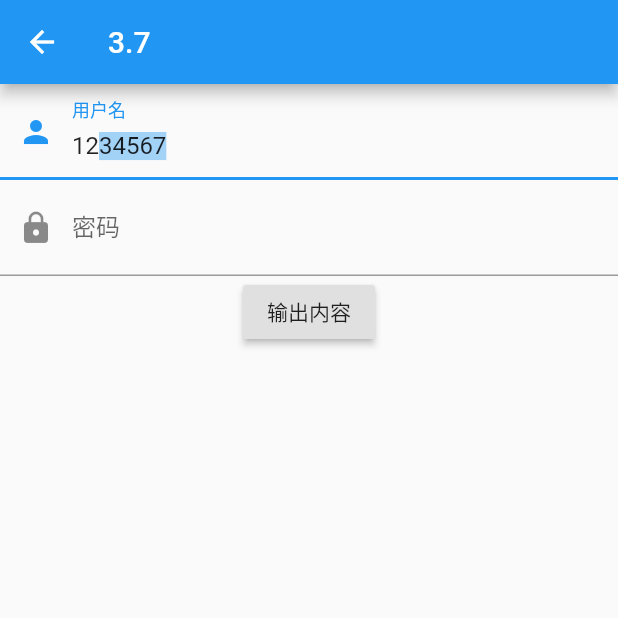
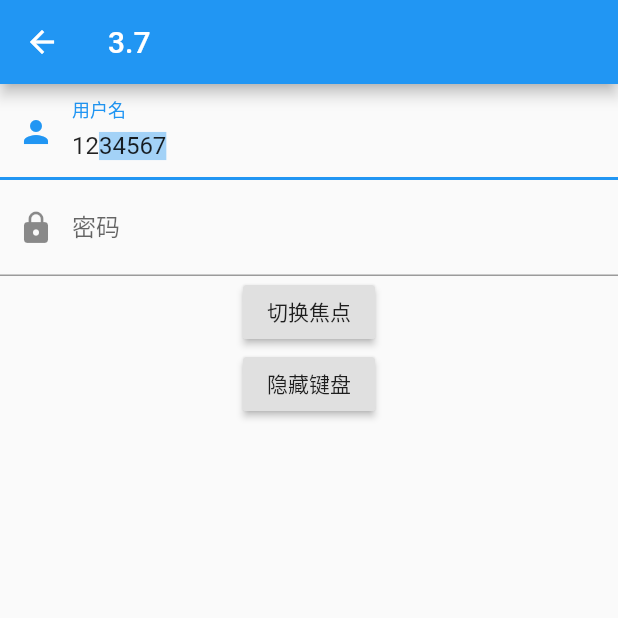
Before and after one commit to zhangrunhao/first_flutter_app, a Flutter app: the screen it shows after launch, after a tap on "跳转", on a phone screen of 412 x 824 dp, the top half of it. Run offline on Flutter 3.47's test engine with Material 2 defaults, Android fonts, the phone set to English and light mode, and no system bars.

Commit message:
切换焦点, 隐藏键盘

```diff
--- a/lib/3/3.7.dart
+++ b/lib/3/3.7.dart
@@ -17,6 +17,12 @@ class _TextFieldAndFormState extends State{
   TextEditingController _unameController = TextEditingController(
     text: '1234567',
   );
+
+  FocusNode focusNode1 = FocusNode();
+  FocusNode focusNode2 = FocusNode();
+
+  FocusScopeNode focusScopeNode;
+
   void initState () {
     super.initState();
     _unameController.selection = TextSelection(
@@ -26,11 +32,16 @@ class _TextFieldAndFormState extends State{
     _unameController.addListener(() {
       print(_unameController.text);
     });
+    print('init');
+    focusNode1.addListener(() {
+      print(focusNode1.hasFocus);
+    });
   }
   Widget build (BuildContext context) {
     return Column(
       children: <Widget>[
         TextField(
+          focusNode: focusNode1,
           autofocus: true,
           controller: _unameController,
           onChanged: (value) {
@@ -42,6 +53,7 @@ class _TextFieldAndFormState extends State{
           ),
         ),
         TextField(
+          focusNode: focusNode2,
           // autofocus: true,
           decoration: InputDecoration( // 控制外观
             labelText: "密码",
@@ -51,9 +63,25 @@ class _TextFieldAndFormState extends State{
           obscureText: true,
         ),
         RaisedButton(
-          child: Text('输出内容'),
+          child: Text('切换焦点'),
           onPressed: () {
-            print(_unameController.text);
+            /**
+             * 1. FocusScope.of(context)获取Widget树中默认的FocusScopeNode
+             * 2. 把焦点移动到第二个文本输入框中
+             */
+            // 第一种写法
+            // FocusScope.of(context).requestFocus(focusNode2);
+            if (null == focusScopeNode) {
+              focusScopeNode = FocusScope.of(context);
+            }
+            focusScopeNode.requestFocus(focusNode2);
+          },
+        ),
+        RaisedButton(
+          child: Text('隐藏键盘'),
+          onPressed: () {
+            focusNode1.unfocus();
+            focusNode2.unfocus();
           },
         )
       ],
```
Also changed, not shown: 1 other file.
